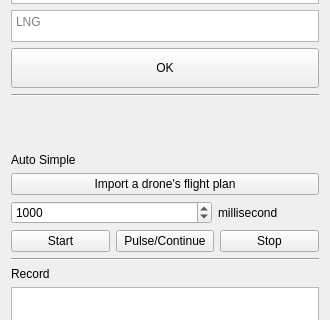
This is src/frontend/UI/simulation1Widget.ui in Dave0126/N7_Long_Project as Qt 5 draws it before an edit; both pictures show x 0 to 330 and y 85 to 405 of the 330 by 662 pixel window. The edited form follows.
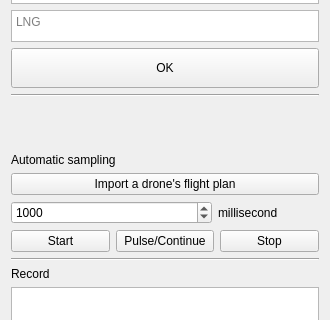
This is the edited form.

The edit to the form file:
```diff
--- a/src/frontend/UI/simulation1Widget.ui
+++ b/src/frontend/UI/simulation1Widget.ui
@@ -109,7 +109,7 @@
      <item>
       <widget class="QLabel" name="label_3">
        <property name="text">
-        <string>Auto Simple</string>
+        <string>Automatic sampling</string>
        </property>
       </widget>
      </item>
```
